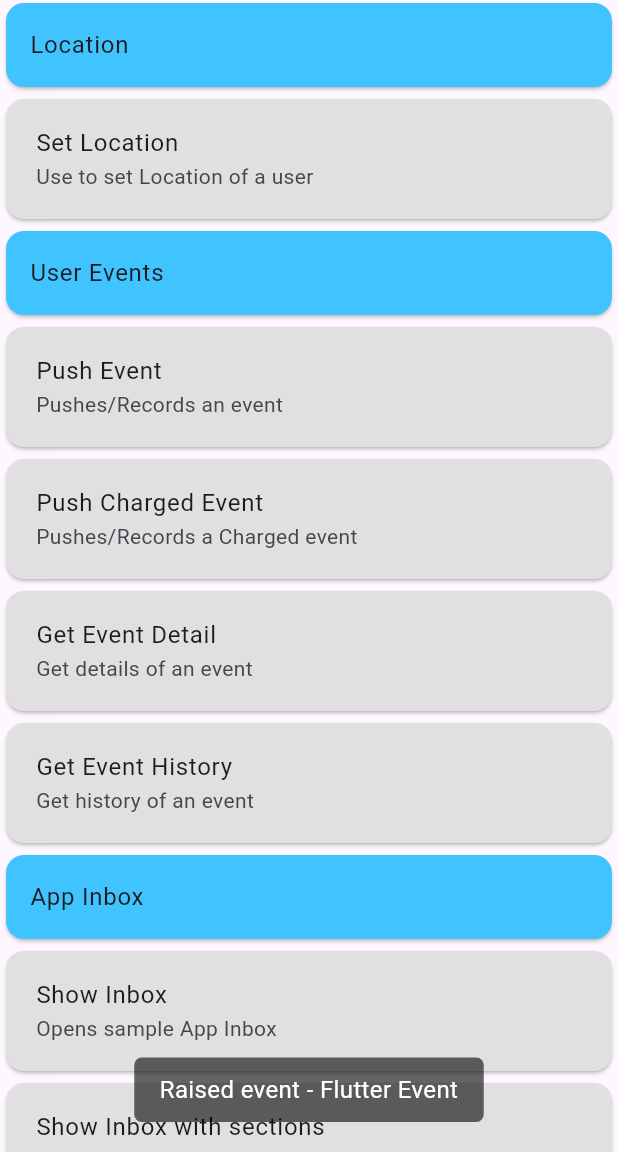
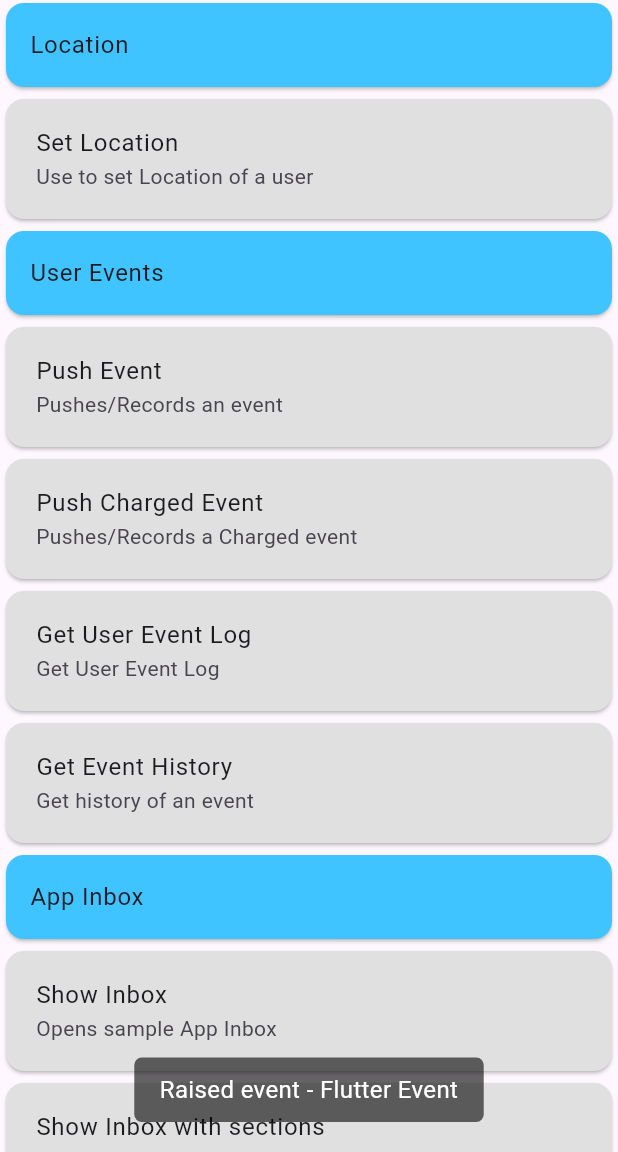
Before and after one commit to CleverTap/clevertap-flutter, a Flutter app: the screen it shows after launch, scrolled down 2304 dp, after a tap on "Push Event", on a phone screen of 412 x 824 dp, the part 84-1236 px from its top. Run offline on Flutter 3.47's test engine with Material 3 defaults, Android fonts, the phone set to English and light mode, and no system bars; drawn by our look-alikes of flutter_styled_toast; our stand-ins replace firebase_core, firebase_messaging, js, open_file; missing offline and left inert: workmanager; accounts and stored records are empty.

Commit message:
task(SDK-4406) - Updates sample app
- Removes deprecated function calls
- Adds new buttons to testing new MT APIs

```diff
--- a/example/lib/main.dart
+++ b/example/lib/main.dart
@@ -162,11 +162,6 @@ class _MyAppState extends State<MyApp> {
     _clevertapPlugin.setCleverTapInboxNotificationButtonClickedHandler(inboxNotificationButtonClicked);
     _clevertapPlugin.setCleverTapInboxNotificationMessageClickedHandler(inboxNotificationMessageClicked);
     _clevertapPlugin.setCleverTapDisplayUnitsLoadedHandler(onDisplayUnitsLoaded);
-    _clevertapPlugin.setCleverTapFeatureFlagUpdatedHandler(featureFlagsUpdated);
-    _clevertapPlugin.setCleverTapProductConfigInitializedHandler(productConfigInitialized);
-    _clevertapPlugin.setCleverTapProductConfigFetchedHandler(productConfigFetched);
-    _clevertapPlugin.setCleverTapProductConfigActivatedHandler(productConfigActivated);
-    // push notif clicked handler
 
     _clevertapPlugin.setCleverTapPushPermissionResponseReceivedHandler(pushPermissionResponseReceived);
     _clevertapPlugin.setCleverTapPushAmpPayloadReceivedHandler(pushAmpPayloadReceived);
@@ -430,42 +425,6 @@ class _MyAppState extends State<MyApp> {
     }
   }
 
-  void featureFlagsUpdated() {
-    print("Feature Flags Updated");
-    this.setState(() async {
-      bool? booleanVar = await CleverTapPlugin.getFeatureFlag("BoolKey", false);
-      print("Feature flag = " + booleanVar.toString());
-    });
-  }
-
-  void productConfigInitialized() {
-    print("Product Config Initialized");
-    this.setState(() async {
-      await CleverTapPlugin.fetch();
-    });
-  }
-
-  void productConfigFetched() {
-    print("Product Config Fetched");
-    this.setState(() async {
-      await CleverTapPlugin.activate();
-    });
-  }
-
-  void productConfigActivated() {
-    print("Product Config Activated");
-    this.setState(() async {
-      String? stringvar =
-          await CleverTapPlugin.getProductConfigString("StringKey");
-      print("PC String = " + stringvar.toString());
-      int? intvar = await CleverTapPlugin.getProductConfigLong("IntKey");
-      print("PC int = " + intvar.toString());
-      double? doublevar =
-          await CleverTapPlugin.getProductConfigDouble("DoubleKey");
-      print("PC double = " + doublevar.toString());
-    });
-  }
-
   void pushAmpPayloadReceived(Map<String, dynamic> map) {
     print("pushAmpPayloadReceived called");
     this.setState(() async {
@@ -877,9 +836,9 @@ class _MyAppState extends State<MyApp> {
                     child: Padding(
                       padding: const EdgeInsets.all(4.0),
                       child: ListTile(
-                        title: Text("Get Event Detail"),
-                        subtitle: Text("Get details of an event"),
-                        onTap: getEventDetail,
+                        title: Text("Get User Event Log"),
+                        subtitle: Text("Get User Event Log"),
+                        onTap: getEventLog,
                       ),
                     ),
                   ),
@@ -1115,7 +1074,7 @@ class _MyAppState extends State<MyApp> {
                     child: Padding(
                       padding: const EdgeInsets.all(0.0),
                       child: ListTile(
-                        title: Text("Product Config"),
+                        title: Text("Event History"),
                       ),
                     ),
                   ),
@@ -1137,9 +1096,9 @@ class _MyAppState extends State<MyApp> {
                     child: Padding(
                       padding: const EdgeInsets.all(4.0),
                       child: ListTile(
-                        title: Text("Get Event Occurrences"),
-                        subtitle: Text("Get number of occurences of an event"),
-                        onTap: eventGetOccurrences,
+                        title: Text("Get Event Count"),
+                        subtitle: Text("Get count of an event"),
+                        onTap: getEventLogCount,
                       ),
                     ),
                   ),
@@ -1161,42 +1120,6 @@ class _MyAppState extends State<MyApp> {
                     child: Padding(
                       padding: const EdgeInsets.all(4.0),
                       child: ListTile(
-                        title: Text("Fetch"),
-                        subtitle: Text("Fetches Product Config values"),
-                        onTap: fetch,
-                      ),
-                    ),
-                  ),
-                if (!kIsWeb)
-                  Card(
-                    color: Colors.grey.shade300,
-                    child: Padding(
-                      padding: const EdgeInsets.all(4.0),
-                      child: ListTile(
-                        title: Text("Activate"),
-                        subtitle: Text("Activates Product Config values"),
-                        onTap: activate,
-                      ),
-                    ),
-                  ),
-                if (!kIsWeb)
-                  Card(
-                    color: Colors.grey.shade300,
-                    child: Padding(
-                      padding: const EdgeInsets.all(4.0),
-                      child: ListTile(
-                        title: Text("Fetch and Activate"),
-                        subtitle: Text("Fetches and Activates Config values"),
-                        onTap: fetchAndActivate,
-                      ),
-                    ),
-                  ),
-                if (!kIsWeb)
-                  Card(
-                    color: Colors.grey.shade300,
-                    child: Padding(
-                      padding: const EdgeInsets.all(4.0),
-                      child: ListTile(
                         title: Text("Session Time Elapsed"),
                         subtitle: Text("Returns session time elapsed"),
                         onTap: getTimeElapsed,
@@ -1209,9 +1132,9 @@ class _MyAppState extends State<MyApp> {
                     child: Padding(
                       padding: const EdgeInsets.all(4.0),
                       child: ListTile(
-                        title: Text("Session Total Visits"),
-                        subtitle: Text("Returns session total visits"),
-                        onTap: getTotalVisits,
+                        title: Text("App Launch Count"),
+                        subtitle: Text("Returns App Launch Count for current User"),
+                        onTap: getUserAppLaunchCount,
                       ),
                     ),
                   ),
@@ -1233,9 +1156,9 @@ class _MyAppState extends State<MyApp> {
                     child: Padding(
                       padding: const EdgeInsets.all(4.0),
                       child: ListTile(
-                        title: Text("Session Previous Visit Time"),
-                        subtitle: Text("Returns session previous visit time"),
-                        onTap: getPreviousVisitTime,
+                        title: Text("User Last Visit Time"),
+                        subtitle: Text("Returns user last visit time"),
+                        onTap: getUserLastVisitTs,
                       ),
                     ),
                   ),
@@ -1260,29 +1183,6 @@ class _MyAppState extends State<MyApp> {
                         title: Text("Get Ad Units"),
                         subtitle: Text("Returns all Display Units set"),
                         onTap: getAdUnits,
-                      ),
-                    ),
-                  ),
-                if (!kIsWeb)
-                  Card(
-                    color: Colors.lightBlueAccent,
-                    child: Padding(
-                      padding: const EdgeInsets.all(0.0),
-                      child: ListTile(
-                        title: Text("Attribution"),
-                      ),
-                    ),
-                  ),
-                if (!kIsWeb)
-                  Card(
-                    color: Colors.grey.shade300,
-                    child: Padding(
-                      padding: const EdgeInsets.all(4.0),
-                      child: ListTile(
-                        title: Text("Get Attribution ID"),
-                        subtitle: Text(
-                            "Returns Attribution ID to send to attribution partners"),
-                        onTap: getCTAttributionId,
                       ),
                     ),
                   ),
@@ -1873,8 +1773,7 @@ class _MyAppState extends State<MyApp> {
       'date': CleverTapPlugin.getCleverTapDate(now),
       'number': 1
     };
-    //CleverTapPlugin.recordEvent("Flutter Event", eventData);
-    CleverTapPlugin.recordEvent("lalit", eventData);
+    CleverTapPlugin.recordEvent("Flutter Event", eventData);
     showToast("Raised event - Flutter Event");
   }
 
@@ -2234,11 +2133,10 @@ class _MyAppState extends State<MyApp> {
 
   void eventGetFirstTime() {
     var eventName = "Flutter Event";
-    CleverTapPlugin.eventGetFirstTime(eventName).then((eventFirstTime) {
-      if (eventFirstTime == null) return;
+    CleverTapPlugin.getUserEventLog(eventName).then((userEventLog) {
       setState((() {
-        showToast("Event First time CleverTap = " + eventFirstTime.toString());
-        print("Event First time CleverTap = " + eventFirstTime.toString());
+        showToast("Event First time for $eventName =  ${userEventLog["firstTime"]}");
+        print("Event First time for $eventName =  ${userEventLog["firstTime"]}");
       }));
     }).catchError((error) {
       setState(() {
@@ -2249,11 +2147,10 @@ class _MyAppState extends State<MyApp> {
 
   void eventGetLastTime() {
     var eventName = "Flutter Event";
-    CleverTapPlugin.eventGetLastTime(eventName).then((eventLastTime) {
-      if (eventLastTime == null) return;
+    CleverTapPlugin.getUserEventLog(eventName).then((userEventLog) {
       setState((() {
-        showToast("Event Last time CleverTap = " + eventLastTime.toString());
-        print("Event Last time CleverTap = " + eventLastTime.toString());
+        showToast("Event Last time for $eventName =  ${userEventLog["lastTime"]}");
+        print("Event Last time for $eventName =  ${userEventLog["lastTime"]}");
       }));
     }).catchError((error) {
       setState(() {
@@ -2262,14 +2159,13 @@ class _MyAppState extends State<MyApp> {
     });
   }
 
-  void eventGetOccurrences() {
+  void getEventLogCount() {
     var eventName = "Flutter Event";
-    CleverTapPlugin.eventGetOccurrences(eventName).then((eventOccurrences) {
-      if (eventOccurrences == null) return;
+    CleverTapPlugin.getUserEventLogCount(eventName).then((eventCount) {
+      if (eventCount == null) return;
       setState((() {
-        showToast(
-            "Event detail from CleverTap = " + eventOccurrences.toString());
-        print("Event detail from CleverTap = " + eventOccurrences.toString());
+        showToast("Event Count for $eventName = $eventCount");
+        print("Event Count for $eventName =  $eventCount");
       }));
     }).catchError((error) {
       setState(() {
@@ -2278,13 +2174,12 @@ class _MyAppState extends State<MyApp> {
     });
   }
 
-  void getEventDetail() {
+  void getEventLog() {
     var eventName = "Flutter Event";
-    CleverTapPlugin.eventGetDetail(eventName).then((eventDetailMap) {
-      if (eventDetailMap == null) return;
+    CleverTapPlugin.getUserEventLog(eventName).then((userEventLog) {
       setState((() {
-        showToast("Event detail from CleverTap = " + eventDetailMap.toString());
-        print("Event detail from CleverTap = " + eventDetailMap.toString());
+        showToast("Event Log for $eventName = " + userEventLog.toString());
+        print("Event Log for $eventName = " + userEventLog.toString());
       }));
     }).catchError((error) {
       setState(() {
@@ -2294,13 +2189,10 @@ class _MyAppState extends State<MyApp> {
   }
 
   void getEventHistory() {
-    var eventName = "Flutter Event";
-    CleverTapPlugin.getEventHistory(eventName).then((eventDetailMap) {
-      if (eventDetailMap == null) return;
+    CleverTapPlugin.getUserEventLogHistory().then((eventLogMap) {
       setState((() {
-        showToast(
-            "Event History from CleverTap = " + eventDetailMap.toString());
-        print("Event History from CleverTap = " + eventDetailMap.toString());
+        showToast("Event History = " + eventLogMap.toString());
+        print("Event History = " + eventLogMap.toString());
       }));
     }).catchError((error) {
       setState(() {
@@ -2322,20 +2214,6 @@ class _MyAppState extends State<MyApp> {
     showToast("Locale is set");
   }
 
-  void getCTAttributionId() {
-    CleverTapPlugin.profileGetCleverTapAttributionIdentifier()
-        .then((attributionId) {
-      if (attributionId == null) return;
-      setState((() {
-        showToast("Attribution Id = " + "$attributionId");
-        print("Attribution Id = " + "$attributionId");
-      }));
-    }).catchError((error) {
-      setState(() {
-        print("$error");
-      });
-    });
-  }
 
   void getCleverTapId() {
     CleverTapPlugin.getCleverTapID().then((clevertapId) {
@@ -2437,12 +2315,12 @@ class _MyAppState extends State<MyApp> {
     });
   }
 
-  void getTotalVisits() {
-    CleverTapPlugin.sessionGetTotalVisits().then((totalVisits) {
+  void getUserAppLaunchCount() {
+    CleverTapPlugin.getUserAppLaunchCount().then((totalVisits) {
       if (totalVisits == null) return;
       setState((() {
-        showToast("Session Total Visits = " + totalVisits.toString());
-        print("Session Total Visits = " + totalVisits.toString());
+        showToast("App Launch Count = " + totalVisits.toString());
+        print("App Launch Count = " + totalVisits.toString());
       }));
     }).catchError((error) {
       setState(() {
@@ -2465,12 +2343,12 @@ class _MyAppState extends State<MyApp> {
     });
   }
 
-  void getPreviousVisitTime() {
-    CleverTapPlugin.sessionGetPreviousVisitTime().then((previousTime) {
+  void getUserLastVisitTs() {
+    CleverTapPlugin.getUserLastVisitTs().then((previousTime) {
       if (previousTime == null) return;
       setState((() {
-        showToast("Session Previous Visit Time = " + previousTime.toString());
-        print("Session Previous Visit Time = " + previousTime.toString());
+        showToast("User Previous Visit Time = " + previousTime.toString());
+        print("User Previous Visit Time = " + previousTime.toString());
       }));
     }).catchError((error) {
       setState(() {
@@ -2481,7 +2359,6 @@ class _MyAppState extends State<MyApp> {
 
   void getUTMDetails() {
     CleverTapPlugin.sessionGetUTMDetails().then((utmDetails) {
-      if (utmDetails == null) return;
       setState((() {
         showToast("Session UTM Details = " + utmDetails.toString());
         print("Session UTM Details = " + utmDetails.toString());
@@ -2527,24 +2404,6 @@ class _MyAppState extends State<MyApp> {
 
     // Uncomment to print payload.
     // printDisplayUnitPayload(displayUnits);
-  }
-
-  void fetch() {
-    CleverTapPlugin.fetch();
-    showToast("check console for logs");
-
-    ///CleverTapPlugin.fetchWithMinimumIntervalInSeconds(0);
-  }
-
-  void activate() {
-    super.activate();
-    CleverTapPlugin.activate();
-    showToast("check console for logs");
-  }
-
-  void fetchAndActivate() {
-    CleverTapPlugin.fetchAndActivate();
-    showToast("check console for logs");
   }
 
   void promptForPushNotification() {
```
